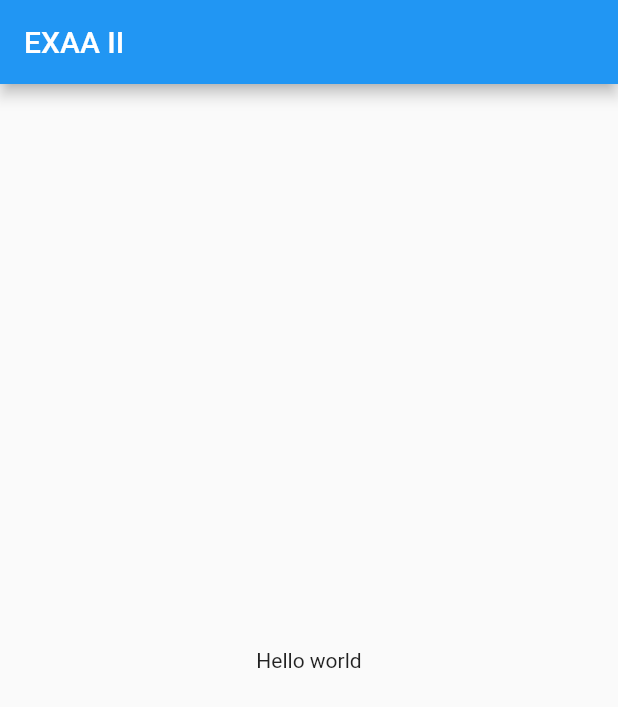
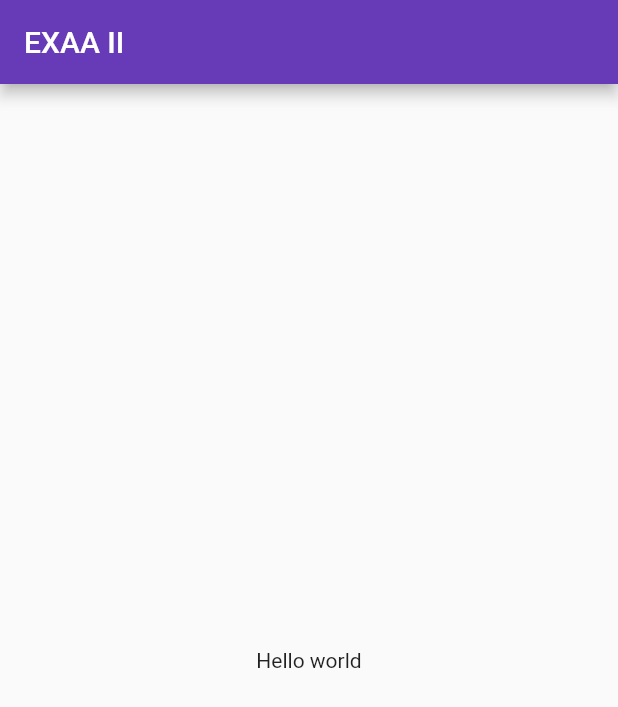
Before and after one commit to brandonrdgz/exaa_2, a Flutter app: the screen it shows after launch, on a phone screen of 412 x 824 dp. Shown: the top 707 px of the screen. Run offline on Flutter 3.47's test engine with Material 2 defaults, Android fonts, the phone set to English and light mode, and no system bars.

Commit message:
adding the primary color of the app

```diff
--- a/lib/main.dart
+++ b/lib/main.dart
@@ -11,6 +11,9 @@ class MyApp extends StatelessWidget {
       title: 'EXAA II',
       initialRoute: 'login',
       routes: Routes.routes,
+      theme: ThemeData(
+        primarySwatch: Colors.deepPurple,
+      ),
     );
   }
 }
```
